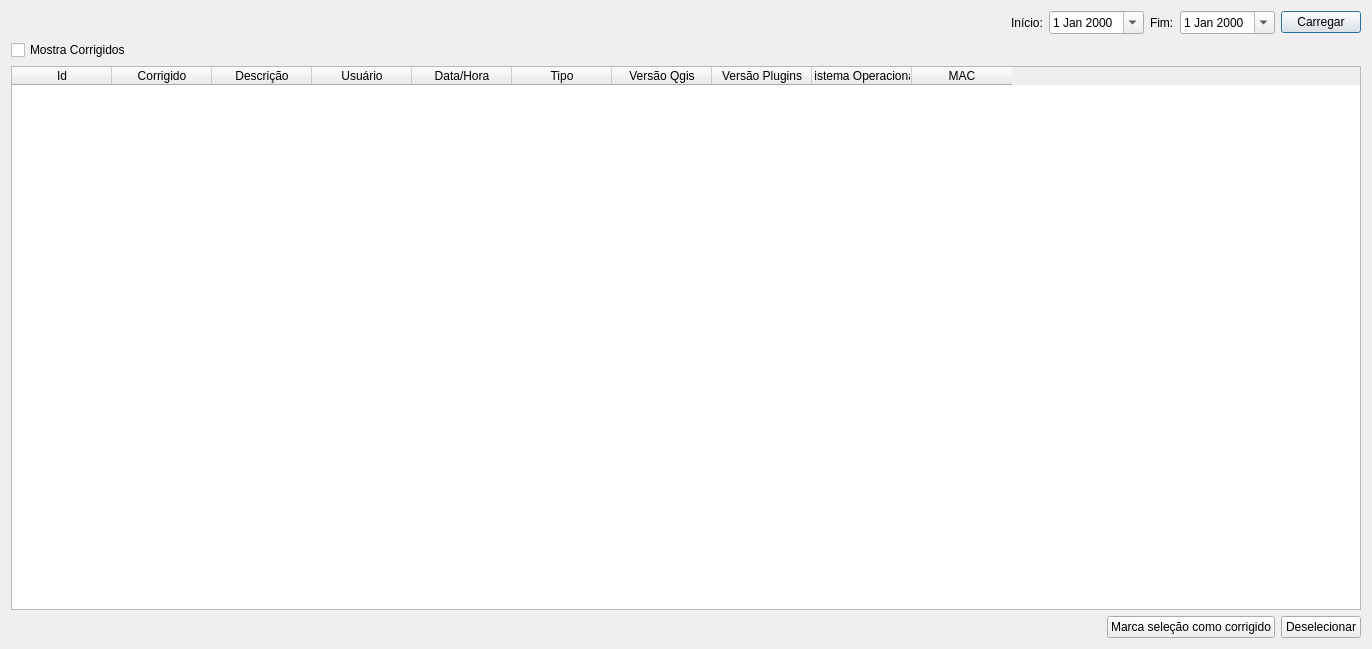
Old version of the form uis/errorTable.ui in the repository 1cgeo/0Bug_Report.
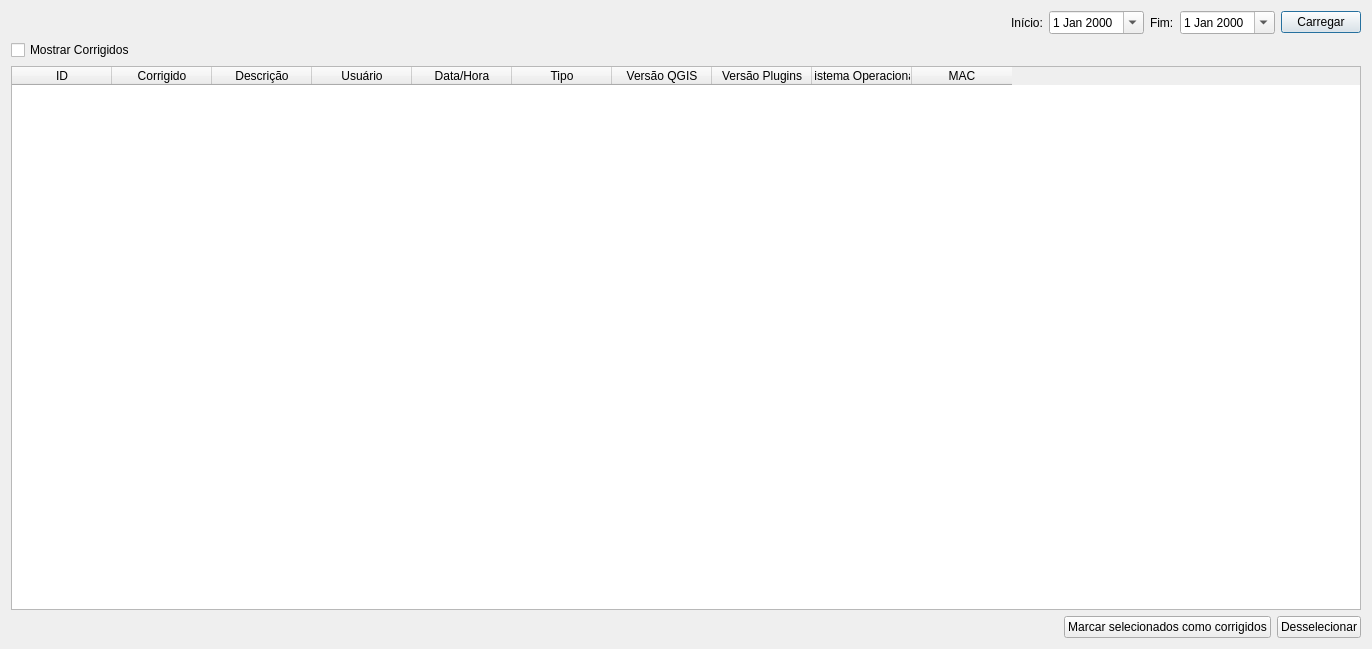
New version of the form.

Diff of the .ui file:
```diff
--- a/uis/errorTable.ui
+++ b/uis/errorTable.ui
@@ -21,7 +21,7 @@
     <widget class="QTableWidget" name="tableWidget">
      <column>
       <property name="text">
-       <string>Id</string>
+       <string>ID</string>
       </property>
      </column>
      <column>
@@ -51,7 +51,7 @@
      </column>
      <column>
       <property name="text">
-       <string>Versão Qgis</string>
+       <string>Versão QGIS</string>
       </property>
      </column>
      <column>
@@ -126,7 +126,7 @@
    <item row="1" column="0">
     <widget class="QCheckBox" name="showFixedCbx">
      <property name="text">
-      <string>Mostra Corrigidos</string>
+      <string>Mostrar Corrigidos</string>
      </property>
     </widget>
    </item>
@@ -148,14 +148,14 @@
      <item>
       <widget class="QPushButton" name="fixSelectionBtn">
        <property name="text">
-        <string>Marca seleção como corrigido</string>
+        <string>Marcar selecionados como corrigidos</string>
        </property>
       </widget>
      </item>
      <item>
       <widget class="QPushButton" name="deselectBtn">
        <property name="text">
-        <string>Deselecionar</string>
+        <string>Desselecionar</string>
        </property>
       </widget>
      </item>
```
